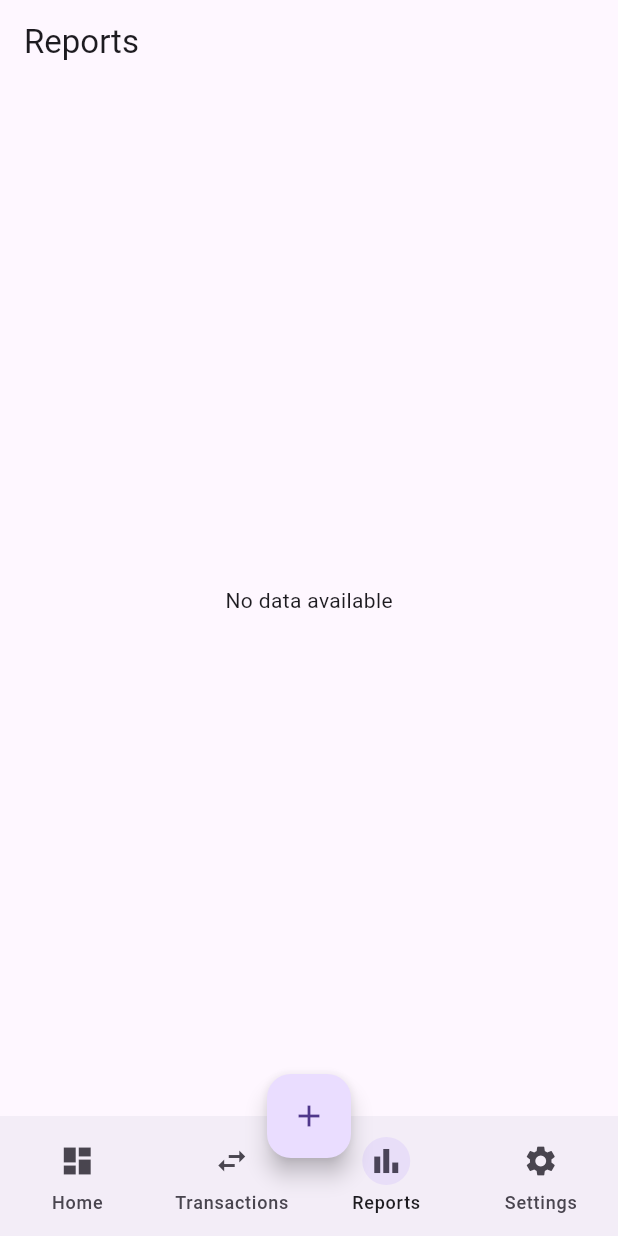
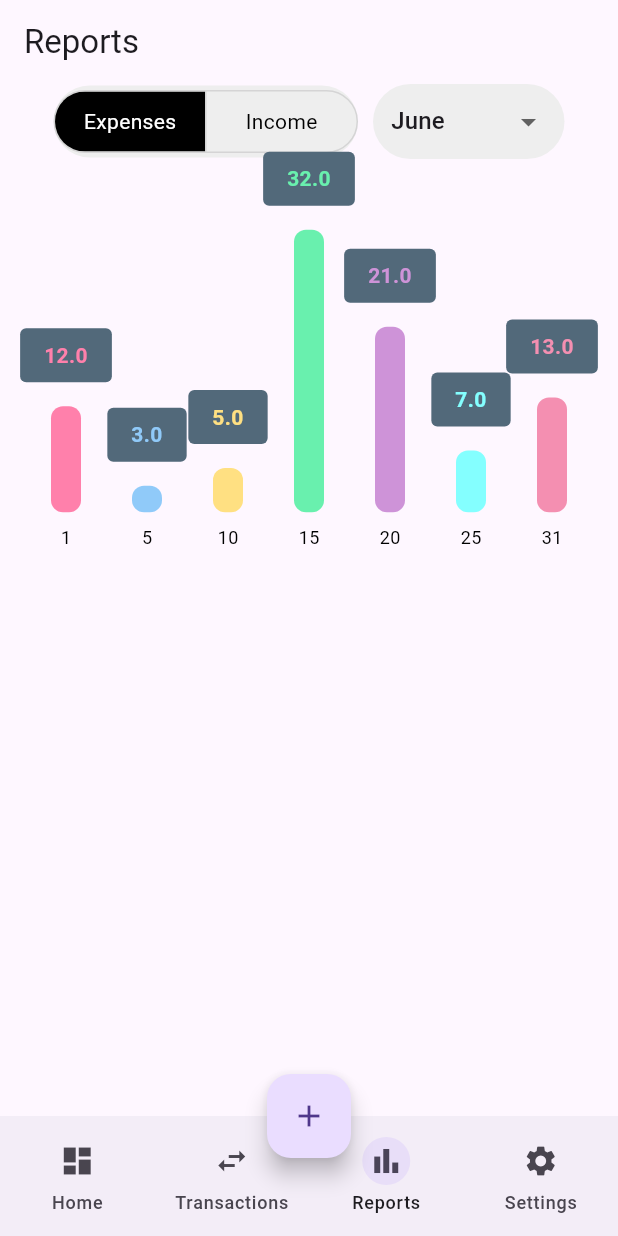
Before and after one commit to dhrubo3724/Task_Forcee, a Flutter app: the screen it shows after launch, item 3 of the bottom bar chosen, on a phone screen of 412 x 824 dp. Run offline on Flutter 3.47's test engine with Material 3 defaults, Android fonts, the phone set to English and light mode, and no system bars; drawn by our look-alikes of fl_chart; our stand-ins replace csv, flutter_bloc, hive, share_plus, shared_preferences; accounts and stored records are empty.

Commit message:
chore:report fi chart update

```diff
--- a/lib/module/reports/presentation/view/reports_view.dart
+++ b/lib/module/reports/presentation/view/reports_view.dart
@@ -1,8 +1,9 @@
-import 'package:fl_chart/fl_chart.dart';
 import 'package:flutter/material.dart';
 import 'package:flutter_bloc/flutter_bloc.dart';
 import 'package:hive/hive.dart';
 
+import '../../../../widget/report_fl_chart_widget.dart';
+import '../../../../widget/report_top_bar.dart';
 import '../../../transactions/data/models/transaction_model.dart';
 import '../../../transactions/presentation/cubit/transaction_cubit.dart';
 
@@ -18,60 +19,64 @@ class ReportsScreen extends StatelessWidget {
                 ..loadTransactions(),
       child: Scaffold(
         appBar: AppBar(title: const Text('Reports')),
-        body: BlocBuilder<TransactionCubit, List<TransactionModel>>(
-          builder: (context, txns) {
-            if (txns.isEmpty) {
-              return const Center(child: Text('No data available'));
-            }
-
-            final dataMap = <String, double>{};
-
-            for (var txn in txns) {
-              final key = txn.category;
-              final value = txn.amount;
-              if (dataMap.containsKey(key)) {
-                dataMap[key] = dataMap[key]! + value;
-              } else {
-                dataMap[key] = value;
-              }
-            }
-
-            final pieSections =
-                dataMap.entries.map((entry) {
-                  return PieChartSectionData(
-                    title: entry.key,
-                    value: entry.value,
-                    color:
-                        Colors.primaries[dataMap.keys.toList().indexOf(
-                              entry.key,
-                            ) %
-                            Colors.primaries.length],
-                    titleStyle: const TextStyle(
-                      fontSize: 14,
-                      fontWeight: FontWeight.bold,
-                      color: Colors.white,
-                    ),
-                  );
-                }).toList();
-
-            return Padding(
-              padding: const EdgeInsets.all(16),
-              child: Column(
-                children: [
-                  const Text(
-                    'Spending by Category',
-                    style: TextStyle(fontSize: 18, fontWeight: FontWeight.bold),
-                  ),
-                  const SizedBox(height: 16),
-                  AspectRatio(
-                    aspectRatio: 1.2,
-                    child: PieChart(PieChartData(sections: pieSections)),
-                  ),
-                ],
-              ),
-            );
-          },
+        body: Column(
+          crossAxisAlignment: CrossAxisAlignment.center,
+          children: [ReportTopBar(), ReportFlChartWidget()],
         ),
+        // BlocBuilder<TransactionCubit, List<TransactionModel>>(
+        //   builder: (context, txns) {
+        //     if (txns.isEmpty) {
+        //       return const Center(child: Text('No data available'));
+        //     }
+        //
+        //     final dataMap = <String, double>{};
+        //
+        //     for (var txn in txns) {
+        //       final key = txn.category;
+        //       final value = txn.amount;
+        //       if (dataMap.containsKey(key)) {
+        //         dataMap[key] = dataMap[key]! + value;
+        //       } else {
+        //         dataMap[key] = value;
+        //       }
+        //     }
+        //
+        //     final pieSections =
+        //         dataMap.entries.map((entry) {
+        //           return PieChartSectionData(
+        //             title: entry.key,
+        //             value: entry.value,
+        //             color:
+        //                 Colors.primaries[dataMap.keys.toList().indexOf(
+        //                       entry.key,
+        //                     ) %
+        //                     Colors.primaries.length],
+        //             titleStyle: const TextStyle(
+        //               fontSize: 14,
+        //               fontWeight: FontWeight.bold,
+        //               color: Colors.white,
+        //             ),
+        //           );
+        //         }).toList();
+        //
+        //     return Padding(
+        //       padding: const EdgeInsets.all(16),
+        //       child: Column(
+        //         children: [
+        //           const Text(
+        //             'Spending by Category',
+        //             style: TextStyle(fontSize: 18, fontWeight: FontWeight.bold),
+        //           ),
+        //           const SizedBox(height: 16),
+        //           AspectRatio(
+        //             aspectRatio: 1.2,
+        //             child: PieChart(PieChartData(sections: pieSections)),
+        //           ),
+        //         ],
+        //       ),
+        //     );
+        //   },
+        // ),
       ),
     );
   }
--- /dev/null
+++ b/lib/widget/report_fl_chart_widget.dart
@@ -0,0 +1,141 @@
+import 'package:fl_chart/fl_chart.dart';
+import 'package:flutter/material.dart';
+
+class ReportFlChartWidget extends StatefulWidget {
+  const ReportFlChartWidget({super.key});
+
+  @override
+  State<ReportFlChartWidget> createState() => _ReportFlChartWidgetState();
+}
+
+class _ReportFlChartWidgetState extends State<ReportFlChartWidget> {
+  final List<double> percentages = [12, 3, 5, 32, 21, 7, 13];
+
+  final List<String> days = ["1", "5", "10", "15", "20", "25", "31"];
+
+  final List<Color> barColors = [
+    Colors.pinkAccent.shade100,
+    Colors.blue.shade200,
+    Colors.amber.shade200,
+    Colors.greenAccent.shade200,
+    Colors.purple.shade200,
+    Colors.cyanAccent.shade100,
+    Colors.pink.shade200,
+    Colors.amber.shade200,
+  ];
+
+  @override
+  Widget build(BuildContext context) {
+    return AspectRatio(
+      aspectRatio: 1.6,
+      child: BarChart(
+        BarChartData(
+          maxY: 40, // since highest is 32%
+          barGroups: List.generate(percentages.length, (index) {
+            return BarChartGroupData(
+              x: index,
+              barRods: [
+                BarChartRodData(
+                  toY: percentages[index],
+                  color: barColors[index],
+                  width: 20,
+                  borderRadius: BorderRadius.circular(8),
+                ),
+              ],
+              showingTooltipIndicators: [0],
+            );
+          }),
+          titlesData: FlTitlesData(
+            topTitles: AxisTitles(sideTitles: SideTitles(showTitles: false)),
+            rightTitles: AxisTitles(sideTitles: SideTitles(showTitles: false)),
+            leftTitles: AxisTitles(
+              sideTitles: SideTitles(showTitles: false), // Hide left Y-axis
+            ),
+            bottomTitles: AxisTitles(
+              sideTitles: SideTitles(
+                showTitles: true,
+                getTitlesWidget: (value, meta) {
+                  int index = value.toInt();
+                  if (index < days.length) {
+                    return Padding(
+                      padding: const EdgeInsets.only(top: 8.0),
+                      child: Text(
+                        days[index],
+                        style: TextStyle(fontSize: 12, color: Colors.black),
+                      ),
+                    );
+                  }
+                  return SizedBox.shrink();
+                },
+              ),
+            ),
+          ),
+          gridData: FlGridData(show: false),
+          borderData: FlBorderData(show: false),
+          barTouchData: BarTouchData(
+            enabled: true,
+            touchTooltipData: BarTouchTooltipData(
+              // tooltipPadding: EdgeInsets.zero,
+              // tooltipMargin: 0,
+              // // tooltipRoundedRadius: 0,
+              // getTooltipColor: (_)=> TColors.black,
+              // getTooltipItem: (group, groupIndex, rod, rodIndex) {
+              //   return
+              //     BarTooltipItem(
+              //     "${percentages[groupIndex].toInt()}%",
+              //     const TextStyle(
+              //       color: Colors.white, // 👈 force text color to white
+              //       fontWeight: FontWeight.bold,
+              //       fontSize: 14,
+              //     ),
+              //   );
+              // },
+            ),
+            // touchCallback: TDeviveceGestureCallback((event, response) {}
+          ),
+
+          extraLinesData: ExtraLinesData(horizontalLines: []),
+        ),
+      ),
+    );
+  }
+}
+
+// class ExpenseChartWithLabels extends StatelessWidget {
+//   const ExpenseChartWithLabels({super.key});
+//
+//   @override
+//   Widget build(BuildContext context) {
+//     return Stack(
+//       children: [
+//         ReportFlChartWidget(),
+//         Positioned.fill(
+//           child: LayoutBuilder(
+//             builder: (context, constraints) {
+//               return Row(
+//                 mainAxisAlignment: MainAxisAlignment.spaceEvenly,
+//                 children: [
+//                   for (int i = 0; i < [12, 3, 5, 32, 21, 7, 13, 5].length; i++)
+//                     Column(
+//                       mainAxisAlignment: MainAxisAlignment.end,
+//                       children: [
+//                         Text(
+//                           "${[12, 3, 5, 32, 21, 7, 13, 5][i]}%",
+//                           style: TextStyle(
+//                             color: Colors.black,
+//                             fontWeight: FontWeight.bold,
+//                             fontSize: 12,
+//                           ),
+//                         ),
+//                         SizedBox(height: 60), // Adjust to align above bars
+//                       ],
+//                     ),
+//                 ],
+//               );
+//             },
+//           ),
+//         ),
+//       ],
+//     );
+//   }
+// }
--- /dev/null
+++ b/lib/widget/report_top_bar.dart
@@ -0,0 +1,88 @@
+import 'package:flutter/material.dart';
+
+class ReportTopBar extends StatefulWidget {
+  const ReportTopBar({super.key});
+
+  @override
+  State<ReportTopBar> createState() => _ReportTopBarState();
+}
+
+class _ReportTopBarState extends State<ReportTopBar> {
+  List<bool> isSelected = [true, false]; // Default = Expenses
+  String selectedMonth = "June";
+
+  final List<String> months = [
+    "January",
+    "February",
+    "March",
+    "April",
+    "May",
+    "June",
+    "July",
+    "August",
+    "September",
+    "October",
+    "November",
+    "December",
+  ];
+
+  @override
+  Widget build(BuildContext context) {
+    return Row(
+      mainAxisAlignment: MainAxisAlignment.center,
+      children: [
+        // Toggle Buttons for Expenses/Income
+        Container(
+          decoration: BoxDecoration(
+            color: Colors.grey[200],
+            borderRadius: BorderRadius.circular(30),
+          ),
+          child: ToggleButtons(
+            borderRadius: BorderRadius.circular(30),
+            isSelected: isSelected,
+            fillColor: Colors.black,
+            selectedColor: Colors.white,
+            color: Colors.black,
+            constraints: BoxConstraints(minHeight: 40, minWidth: 100),
+            onPressed: (int index) {
+              setState(() {
+                for (int i = 0; i < isSelected.length; i++) {
+                  isSelected[i] = (i == index);
+                }
+              });
+            },
+            children: [Text("Expenses"), Text("Income")],
+          ),
+        ),
+        SizedBox(width: 10),
+        // Dropdown for Month
+        Container(
+          height: 50,
+          padding: EdgeInsets.symmetric(horizontal: 12, vertical: 5),
+          decoration: BoxDecoration(
+            color: Colors.grey[200],
+            borderRadius: BorderRadius.circular(30),
+          ),
+          child: DropdownButtonHideUnderline(
+            child: DropdownButton<String>(
+              value: selectedMonth,
+              icon: Icon(Icons.arrow_drop_down),
+              items:
+                  months.map((String month) {
+                    return DropdownMenuItem<String>(
+                      value: month,
+                      child: Text(month),
+                    );
+                  }).toList(),
+              onChanged: (String? newValue) {
+                setState(() {
+                  selectedMonth = newValue!;
+                });
+              },
+            ),
+          ),
+        ),
+      ],
+    );
+  }
+}
```
